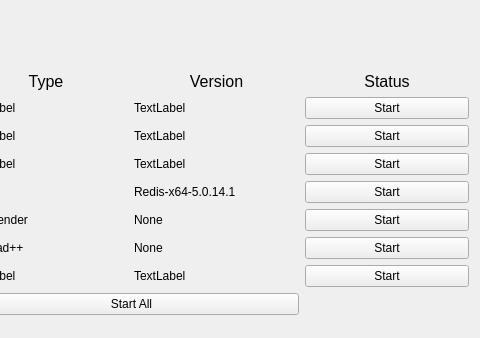
Newt-Louis/pylwss, file ui/forms/Pages/DashboardPage.ui: the form before one commit; both pictures show x 218 to 698 and y 0 to 338 of the 698 by 642 pixel window.
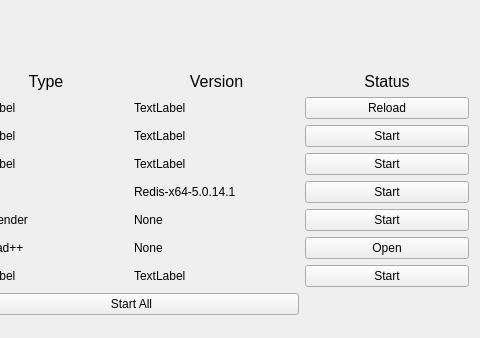
The form after the commit.

Commit message: handle on start redis

What changed in the file:
```diff
--- a/ui/forms/Pages/DashboardPage.ui
+++ b/ui/forms/Pages/DashboardPage.ui
@@ -74,7 +74,7 @@
      <item row="5" column="3">
       <widget class="QPushButton" name="tool_3_start_pushButton">
        <property name="text">
-        <string>Start</string>
+        <string>Open</string>
        </property>
       </widget>
      </item>
@@ -170,7 +170,7 @@
      <item row="0" column="3">
       <widget class="QPushButton" name="language_start_pushButton">
        <property name="text">
-        <string>Start</string>
+        <string>Reload</string>
        </property>
       </widget>
      </item>
```
Left out of the diff: 18 changed lines with no effect on the pictures. The commit also changes 6 other files.
